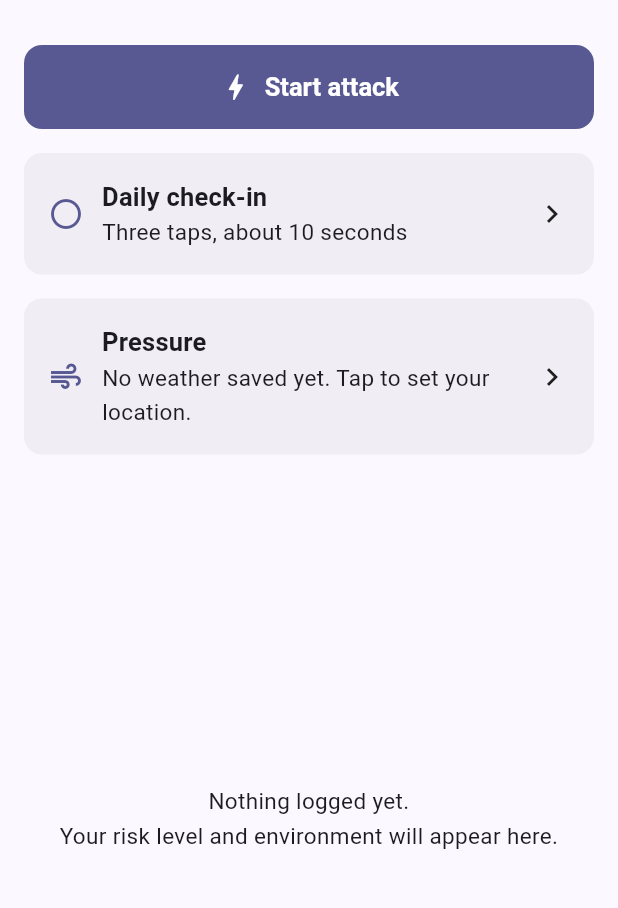
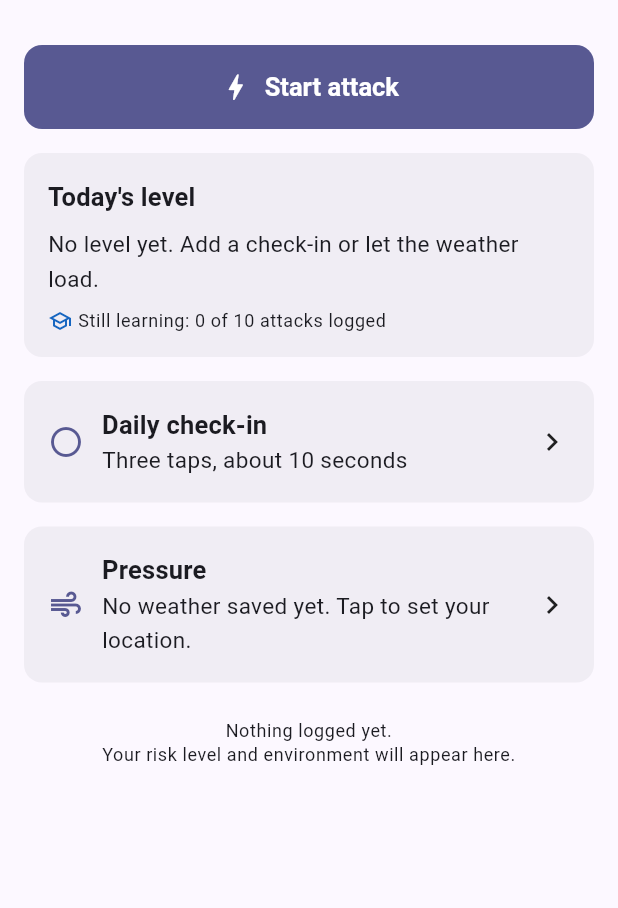
Before and after one commit to findevdict-creator/migraine-tracker-app, a Flutter app: the HomeScreen screen opened by its route, on a phone screen of 412 x 824 dp, the part 63-971 px from its top. Run offline on Flutter 3.47's test engine with Material 3 defaults, Android fonts, the phone set to English and light mode, and no system bars; our stand-ins replace cloud_functions, drift, firebase_core, firebase_crashlytics, flutter_riverpod, flutter_secure_storage and 4 more; missing offline and left inert: firebase_app_check, health, sqlite3, workmanager; accounts and stored records are empty; generated files the repository leaves out were written again; statements that could not run were skipped.

Commit message:
feat(risk-card): home risk card with drivers, confidence and still-learning badge (18)
Adds RiskCard on home (today's level, top three drivers in plain words,
confidence label, learning badge, next three days) and the /risk screen
with every driver's points, the explainer link and the disclaimer. Home
becomes a scrolling list. RiskLevel is now the package enum everywhere.

Co-Authored-By: Claude Fable 5.1 <noreply@anthropic.com>
Claude-Session: https://claude.ai/code/session_01BwEeesjv2ePxzFyBv2R4eY

```diff
--- a/lib/config/app_config.dart
+++ b/lib/config/app_config.dart
@@ -316,6 +316,10 @@ class AppThresholds {
   static const int riskHistoryDays = 730;
   static const int riskForecastDays = 3;
 
+  /// Mean weight confidence below which the card says "low", and from
+  /// which it says "high"; "medium" between.
+  static const List<double> riskConfidenceBands = [0.3, 0.7];
+
   /// Exposures below which a factor is "not enough data".
   static const int minExposuresForInsight = 5;
 
--- a/lib/core/widgets/risk_level_badge.dart
+++ b/lib/core/widgets/risk_level_badge.dart
@@ -2,9 +2,9 @@ import 'package:flutter/material.dart';
 import 'package:migraine_tracker/config/app_config.dart';
 import 'package:migraine_tracker/core/l10n/l10n.dart';
 import 'package:migraine_tracker/core/theme/app_colors.dart';
+import 'package:risk_model/risk_model.dart' show RiskLevel;
 
-/// The three risk levels. The order is the severity order.
-enum RiskLevel { low, moderate, high }
+export 'package:risk_model/risk_model.dart' show RiskLevel;
 
 extension RiskLevelX on RiskLevel {
   Color color(AppColors colors) => switch (this) {
--- a/lib/features/home/presentation/home_screen.dart
+++ b/lib/features/home/presentation/home_screen.dart
@@ -5,10 +5,12 @@ import 'package:migraine_tracker/app/bootstrap.dart';
 import 'package:migraine_tracker/app/router.dart';
 import 'package:migraine_tracker/config/app_config.dart';
 import 'package:migraine_tracker/core/l10n/l10n.dart';
+import 'package:migraine_tracker/core/theme/app_colors.dart';
 import 'package:migraine_tracker/features/attack_log/presentation/start_attack_button.dart';
 import 'package:migraine_tracker/features/barometer/application/barometer_sampler.dart';
 import 'package:migraine_tracker/features/checkin/presentation/checkin_card.dart';
 import 'package:migraine_tracker/features/risk/application/risk_engine.dart';
+import 'package:migraine_tracker/features/risk/presentation/risk_card.dart';
 import 'package:migraine_tracker/features/weather/application/weather_sync.dart';
 import 'package:migraine_tracker/features/weather/presentation/environment_card.dart';
 
@@ -59,23 +61,25 @@ class HomeScreen extends ConsumerWidget {
             ),
         ],
       ),
-      body: Padding(
+      body: ListView(
+        key: const ValueKey('home-list'),
         padding: const EdgeInsets.all(AppThemeTokens.space4),
-        child: Column(
         children: [
           const StartAttackButton(),
+          const SizedBox(height: AppThemeTokens.space4),
+          const RiskCard(),
           const SizedBox(height: AppThemeTokens.space4),
           const CheckinCard(),
           const SizedBox(height: AppThemeTokens.space4),
           const EnvironmentCard(),
           const SizedBox(height: AppThemeTokens.space5),
-            Expanded(
-              child: Center(
-                child: Text(l10n.homeEmptyState, textAlign: TextAlign.center),
-              ),
+          Text(
+            l10n.homeEmptyState,
+            key: const ValueKey('home-empty'),
+            textAlign: TextAlign.center,
+            style: context.textStyles.bodySmall,
           ),
         ],
-        ),
       ),
     );
   }
--- /dev/null
+++ b/lib/features/risk/presentation/risk_card.dart
@@ -0,0 +1,200 @@
+import 'package:flutter/material.dart';
+import 'package:flutter_riverpod/flutter_riverpod.dart';
+import 'package:go_router/go_router.dart';
+import 'package:migraine_tracker/app/router.dart';
+import 'package:migraine_tracker/config/app_config.dart';
+import 'package:migraine_tracker/core/l10n/l10n.dart';
+import 'package:migraine_tracker/core/theme/app_colors.dart';
+import 'package:migraine_tracker/core/widgets/widgets.dart';
+import 'package:migraine_tracker/features/risk/domain/risk_entities.dart';
+import 'package:migraine_tracker/features/risk/presentation/risk_controller.dart';
+import 'package:migraine_tracker/features/risk/presentation/risk_text.dart';
+
+/// Home card: today's level, the top three drivers in plain words, the
+/// confidence label, the "still learning" badge and the next days'
+/// levels. Everything comes from the local store, so it shows offline.
+class RiskCard extends ConsumerWidget {
+  const RiskCard({super.key});
+
+  @override
+  Widget build(BuildContext context, WidgetRef ref) {
+    final l10n = context.l10n;
+    final today = ref.watch(riskTodayProvider);
+    final days = ref.watch(upcomingRiskProvider).value ?? const [];
+    final status = ref.watch(learningStatusProvider).value;
+    final todayRisk = days.where((d) => d.date == today).firstOrNull;
+    final ahead = days.where((d) => d.date != today).toList();
+    return AppCard(
+      key: const ValueKey('risk-card'),
+      onTap: () => context.push(AppRoutes.risk),
+      child: Column(
+        crossAxisAlignment: CrossAxisAlignment.start,
+        children: [
+          Row(
+            children: [
+              Expanded(
+                child: Text(
+                  l10n.riskCardTitle,
+                  style: context.textStyles.titleMedium,
+                ),
+              ),
+              if (todayRisk != null)
+                RiskLevelBadge(
+                  key: const ValueKey('risk-level'),
+                  level: todayRisk.level,
+                  large: true,
+                ),
+            ],
+          ),
+          const SizedBox(height: AppThemeTokens.space2),
+          if (todayRisk == null)
+            Text(
+              l10n.riskCardEmpty,
+              key: const ValueKey('risk-empty'),
+              style: context.textStyles.bodyMedium,
+            )
+          else
+            _Drivers(risk: todayRisk),
+          if (status != null) ...[
+            const SizedBox(height: AppThemeTokens.space2),
+            LearningBadge(status: status),
+          ],
+          if (ahead.isNotEmpty) ...[
+            const SizedBox(height: AppThemeTokens.space3),
+            Wrap(
+              spacing: AppThemeTokens.space2,
+              runSpacing: AppThemeTokens.space1,
+              children: [
+                for (final (i, d) in ahead.indexed)
+                  _DayChip(
+                    key: ValueKey('risk-day-$i'),
+                    label: dayLabel(
+                      l10n,
+                      d.date,
+                      today,
+                      locale: Localizations.localeOf(context).toString(),
+                    ),
+                    level: d.level,
+                  ),
+              ],
+            ),
+          ],
+        ],
+      ),
+    );
+  }
+}
+
+class _Drivers extends StatelessWidget {
+  const _Drivers({required this.risk});
+
+  final RiskDayEntity risk;
+
+  @override
+  Widget build(BuildContext context) {
+    final l10n = context.l10n;
+    final drivers = risk.drivers();
+    return Column(
+      crossAxisAlignment: CrossAxisAlignment.start,
+      children: [
+        if (drivers.isEmpty)
+          Text(
+            l10n.riskNoDrivers,
+            key: const ValueKey('risk-no-drivers'),
+            style: context.textStyles.bodyMedium,
+          )
+        else
+          for (final (i, c) in drivers.indexed)
+            Padding(
+              padding: const EdgeInsets.only(bottom: AppThemeTokens.space1),
+              child: Row(
+                children: [
+                  Icon(
+                    Icons.circle,
+                    size: 8,
+                    color: risk.level.color(context.appColors),
+                  ),
+                  const SizedBox(width: AppThemeTokens.space2),
+                  Expanded(
+                    child: Text(
+                      factorLabel(l10n, c.factor),
+                      key: ValueKey('risk-driver-$i'),
+                      style: context.textStyles.bodyMedium,
+                    ),
+                  ),
+                ],
+              ),
+            ),
+        const SizedBox(height: AppThemeTokens.space1),
+        Text(
+          l10n.riskConfidence(confidenceLabel(l10n, risk.confidence)),
+          key: const ValueKey('risk-confidence'),
+          style: context.textStyles.bodySmall,
+        ),
+      ],
+    );
+  }
+}
+
+/// "Still learning: n of 10 attacks logged" until the model is tuned,
+/// then "Tuned to your log".
+class LearningBadge extends StatelessWidget {
+  const LearningBadge({required this.status, super.key});
+
+  final LearningStatus status;
+
+  @override
+  Widget build(BuildContext context) {
+    final l10n = context.l10n;
+    final colors = context.appColors;
+    final learning = status.stillLearning;
+    return Row(
+      children: [
+        Icon(
+          learning ? Icons.school_outlined : Icons.verified_outlined,
+          size: 16,
+          color: learning ? colors.info : colors.success,
+        ),
+        const SizedBox(width: AppThemeTokens.space1),
+        Expanded(
+          child: Text(
+            learning
+                ? l10n.riskStillLearning(status.attacks, status.needed)
+                : l10n.riskTuned,
+            key: ValueKey(learning ? 'risk-learning' : 'risk-tuned'),
+            style: context.textStyles.bodySmall,
+          ),
+        ),
+      ],
+    );
+  }
+}
+
+class _DayChip extends StatelessWidget {
+  const _DayChip({required this.label, required this.level, super.key});
+
+  final String label;
+  final RiskLevel level;
+
+  @override
+  Widget build(BuildContext context) {
+    final colors = context.appColors;
+    return Semantics(
+      label: '$label: ${level.label(context.l10n)}',
+      child: Container(
+        padding: const EdgeInsets.symmetric(
+          horizontal: AppThemeTokens.space3,
+          vertical: AppThemeTokens.space1,
+        ),
+        decoration: BoxDecoration(
+          border: Border.all(color: level.color(colors), width: 2),
+          borderRadius: BorderRadius.circular(AppThemeTokens.radiusLarge),
+        ),
+        child: Text(
+          '$label · ${level.label(context.l10n)}',
+          style: context.textStyles.labelLarge,
+        ),
+      ),
+    );
+  }
+}
--- /dev/null
+++ b/lib/features/risk/presentation/risk_controller.dart
@@ -0,0 +1,43 @@
+import 'package:flutter_riverpod/flutter_riverpod.dart';
+import 'package:migraine_tracker/config/app_config.dart';
+import 'package:migraine_tracker/core/util/clock.dart';
+import 'package:migraine_tracker/features/risk/application/risk_engine.dart';
+import 'package:migraine_tracker/features/risk/data/risk_repository_impl.dart';
+import 'package:migraine_tracker/features/risk/domain/risk_entities.dart';
+
+/// Today's date key, re-read on each build.
+final riskTodayProvider = Provider<String>(
+  (ref) => ref.watch(clockProvider)().dateKey,
+);
+
+/// Stored risk for today and the next [AppThresholds.riskForecastDays]
+/// days, in date order. Reads the local store only, so it works offline.
+final upcomingRiskProvider = StreamProvider<List<RiskDayEntity>>((ref) {
+  final now = ref.watch(clockProvider)();
+  return ref
+      .watch(riskRepositoryProvider)
+      .watchRiskRange(
+        now.dateKey,
+        now.add(const Duration(days: AppThresholds.riskForecastDays)).dateKey,
+      );
+});
+
+/// How many attacks are logged and whether the badge still shows.
+final learningStatusProvider = FutureProvider<LearningStatus>((ref) async {
+  final count = await ref.watch(attackCountProvider.future);
+  return LearningStatus(
+    attacks: count,
+    needed: AppThresholds.attacksBeforeModelIsTuned,
+  );
+});
+
+/// Attacks logged against the number the model wants before it counts
+/// as tuned.
+class LearningStatus {
+  const LearningStatus({required this.attacks, required this.needed});
+
+  final int attacks;
+  final int needed;
+
+  bool get stillLearning => attacks < needed;
+}
```
Also changed, not shown: lib/app/router.dart (+7 -0 lines), lib/core/l10n/arb/app_en.arb (+39 -1 lines), lib/features/risk/domain/risk_entities.dart (+7 -0 lines), lib/features/risk/presentation/risk_screen.dart (added, +142 -0 lines), lib/features/risk/presentation/risk_text.dart (added, +45 -0 lines), lib/core/l10n/generated/app_localizations.dart, lib/core/l10n/generated/app_localizations_en.dart, 6 other files. Lines whose indentation alone changed are shown as unchanged.
